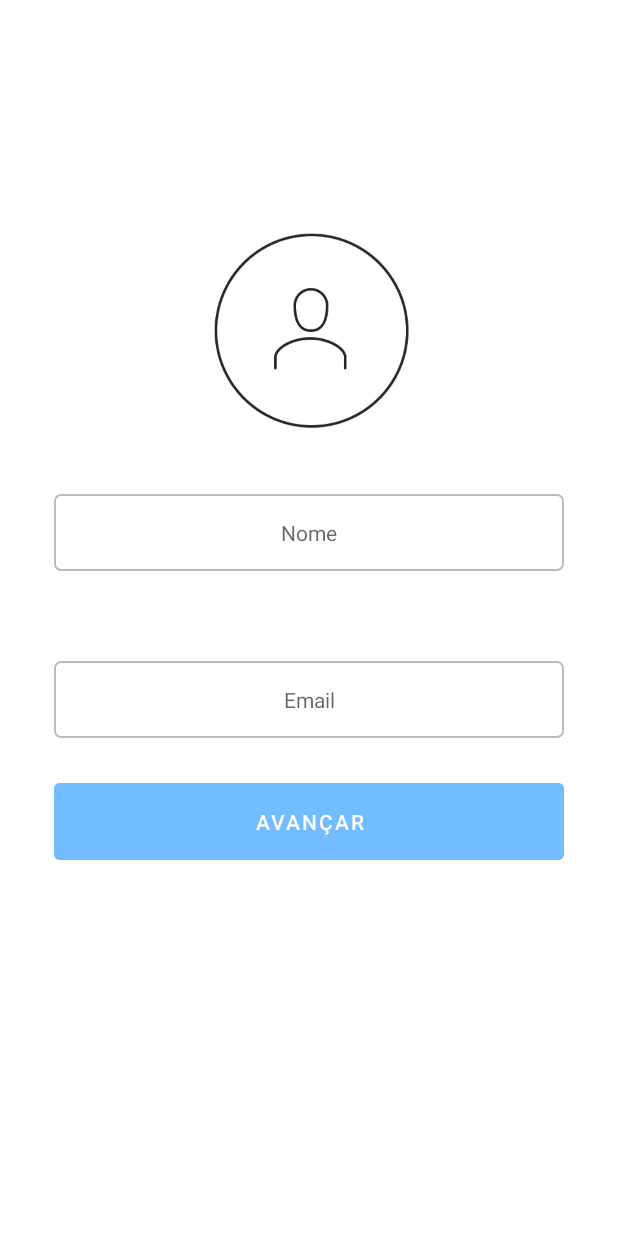
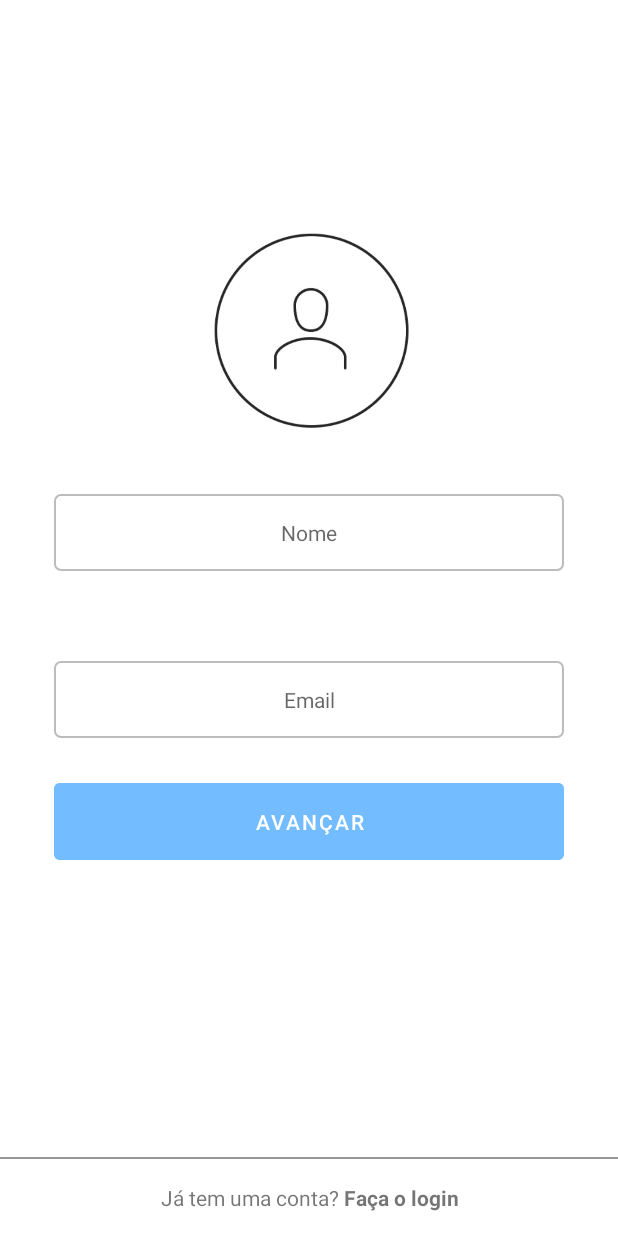
Before and after one commit to Gilberto-Calixto/Instagram, an Android app: the layout fragment_register_email.xml on its own in the app's theme, with its tools: preview values and no code run, on a phone screen of 412 x 824 dp. Run offline under Robolectric (Android 15) with nearby library versions, the phone set to English and light mode, and no system bars.

Commit message:
Fragment Manager : Caso de Uso de Cadastro

```diff
--- a/app/src/main/res/layout/activity_register.xml
+++ b/app/src/main/res/layout/activity_register.xml
@@ -7,7 +7,7 @@
     android:layout_height="match_parent"
     tools:context=".view.view.register.RegisterActivity">
 
-    <androidx.fragment.app.FragmentContainerView
+    <FrameLayout
         android:id="@+id/register_fragment"
         android:name="co.tiagoaguiar.course.instagram.view.view.register.RegisterPhotoFragment"
         android:layout_width="match_parent"
--- a/app/src/main/res/layout/fragment_register_email.xml
+++ b/app/src/main/res/layout/fragment_register_email.xml
@@ -48,6 +48,29 @@
         app:layout_constraintStart_toStartOf="parent"
         app:layout_constraintTop_toTopOf="parent" />
 
+    <View
+        android:id="@+id/view"
+        android:layout_width="0dp"
+        android:layout_height="1dp"
+        android:background="#969696"
+        app:layout_constraintBottom_toTopOf="@id/texte_login"
+        app:layout_constraintEnd_toEndOf="parent"
+        app:layout_constraintStart_toStartOf="parent" />
+
+    <TextView
+        android:id="@+id/texte_login"
+        android:layout_width="0dp"
+        android:layout_height="wrap_content"
+        android:textAlignment="center"
+        android:text="@string/login_user"
+        android:layout_marginStart="36dp"
+        android:layout_marginEnd="36dp"
+        android:padding="16dp"
+        app:layout_constraintBottom_toBottomOf="parent"
+        app:layout_constraintStart_toStartOf="parent"
+        app:layout_constraintEnd_toEndOf="parent"
+        />
+
 
 
 
```
Also changed, not shown: app/src/main/java/co/tiagoaguiar/course/instagram/view/view/login/LoginActivity.kt (+11 -0 lines), app/src/main/java/co/tiagoaguiar/course/instagram/view/view/register/RegisterActivity.kt (+12 -1 lines), app/src/main/java/co/tiagoaguiar/course/instagram/view/view/register/RegisterEmail.kt (deleted, +0 -25 lines), app/src/main/java/co/tiagoaguiar/course/instagram/view/view/register/RegisterEmailFragment.kt (added, +21 -0 lines).
